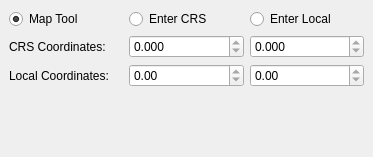
lparchaeology/ArkPlan, file grid/grid_dock_base.ui: the form before one commit.
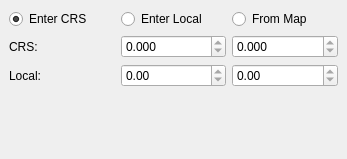
The form after the commit. Custom widgets are drawn as their Qt base class.

Commit message:
Calculate local grid conversions
Initial implementation, needs clean-up

```diff
--- a/grid/grid_dock_base.ui
+++ b/grid/grid_dock_base.ui
@@ -6,8 +6,8 @@
    <rect>
     <x>0</x>
     <y>0</y>
-    <width>373</width>
-    <height>157</height>
+    <width>347</width>
+    <height>159</height>
    </rect>
   </property>
   <property name="windowTitle">
@@ -17,21 +17,14 @@
    <layout class="QVBoxLayout" name="verticalLayout">
     <item>
      <layout class="QHBoxLayout" name="horizontalLayout">
-      <item>
-       <widget class="QRadioButton" name="mapToolButton">
-        <property name="text">
-         <string>Map Tool</string>
-        </property>
-        <property name="checked">
-         <bool>true</bool>
-        </property>
-       </widget>
-      </item>
       <item>
        <widget class="QRadioButton" name="enterCrsButton">
         <property name="text">
          <string>Enter CRS</string>
         </property>
+        <property name="checked">
+         <bool>true</bool>
+        </property>
        </widget>
       </item>
       <item>
@@ -41,6 +34,16 @@
         </property>
        </widget>
       </item>
+      <item>
+       <widget class="QRadioButton" name="mapToolButton">
+        <property name="text">
+         <string>From Map</string>
+        </property>
+        <property name="checked">
+         <bool>false</bool>
+        </property>
+       </widget>
+      </item>
      </layout>
     </item>
     <item>
@@ -48,7 +51,7 @@
       <item row="0" column="0">
        <widget class="QLabel" name="label">
         <property name="text">
-         <string>CRS Coordinates:</string>
+         <string>CRS:</string>
         </property>
         <property name="buddy">
          <cstring>crsEastingSpin</cstring>
@@ -60,6 +63,12 @@
         <property name="readOnly">
          <bool>true</bool>
         </property>
+        <property name="prefix">
+         <string/>
+        </property>
+        <property name="suffix">
+         <string/>
+        </property>
         <property name="decimals">
          <number>3</number>
         </property>
@@ -84,7 +93,7 @@
       <item row="1" column="0">
        <widget class="QLabel" name="label_2">
         <property name="text">
-         <string>Local Coordinates:</string>
+         <string>Local:</string>
         </property>
         <property name="buddy">
          <cstring>localEastingSpin</cstring>
```
The commit also changes 3 other files.
